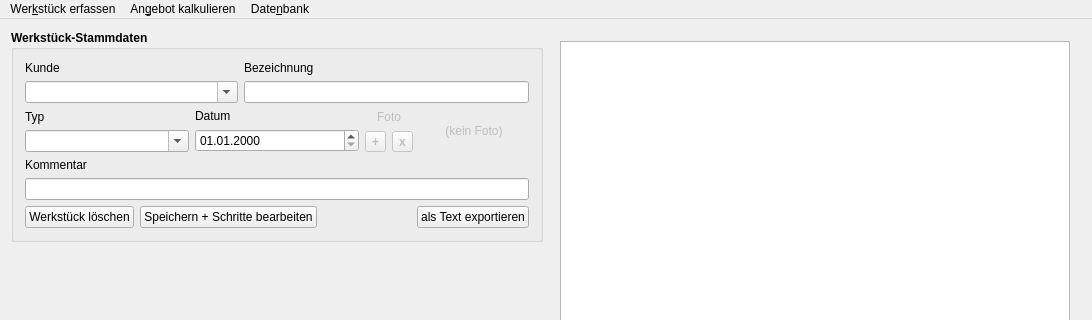
Old version of the form tailors_assistant/mainwindow.ui in the repository flauschzelle/tailors-assistant; both pictures show x 0 to 1092 and y 0 to 320 of the 1092 by 668 pixel window.
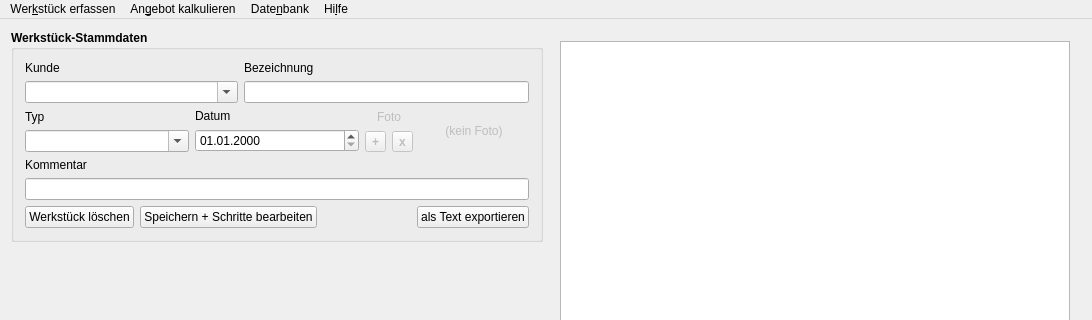
New version of the form.

Commit message: added an 'about tailor's assistant' dialog that can be opened from the help menu

What changed in the file:
```diff
--- a/tailors_assistant/mainwindow.ui
+++ b/tailors_assistant/mainwindow.ui
@@ -892,9 +892,17 @@
     </property>
     <addaction name="actionDatenbank_Einstellungen"/>
    </widget>
+   <widget class="QMenu" name="menuHilfe">
+    <property name="title">
+     <string>Hi&amp;lfe</string>
+    </property>
+    <addaction name="actionOnline_Hilfe"/>
+    <addaction name="action_ber_Tailor_s_Assistant"/>
+   </widget>
    <addaction name="menuWerkst_ck"/>
    <addaction name="menuModus"/>
    <addaction name="menuDatenbank"/>
+   <addaction name="menuHilfe"/>
   </widget>
   <widget class="QStatusBar" name="statusBar"/>
   <action name="actionNeues_Werkst_ck">
```
Left out of the diff: 13 changed lines with no effect on the pictures. The commit also changes 8 other files.
